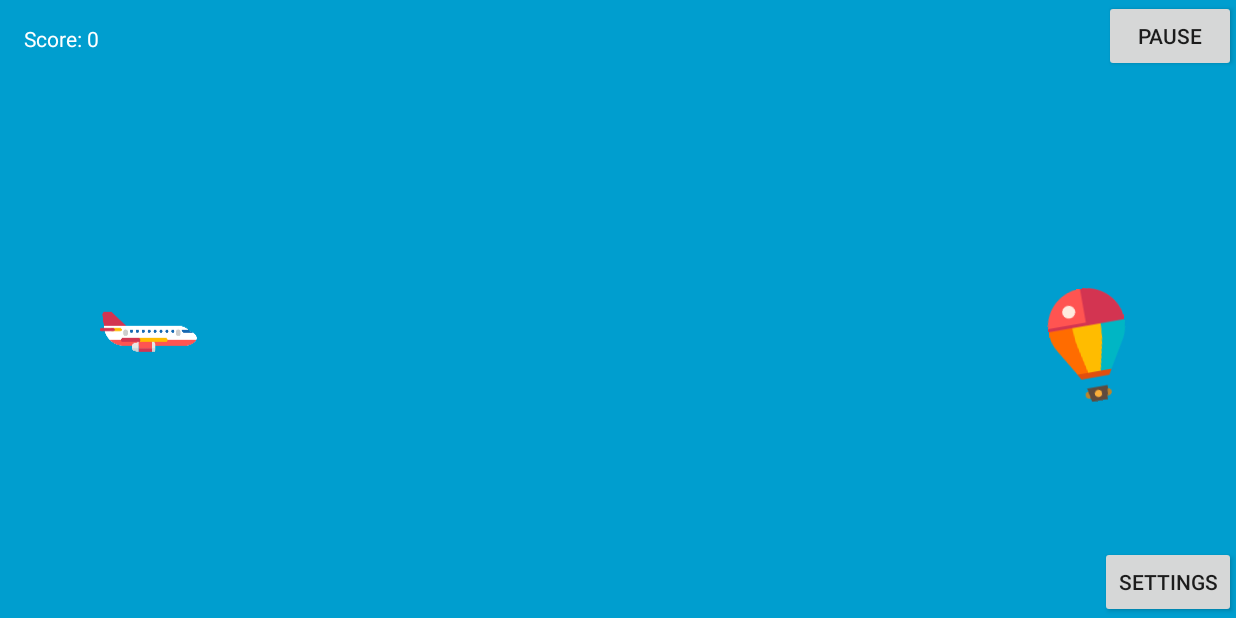
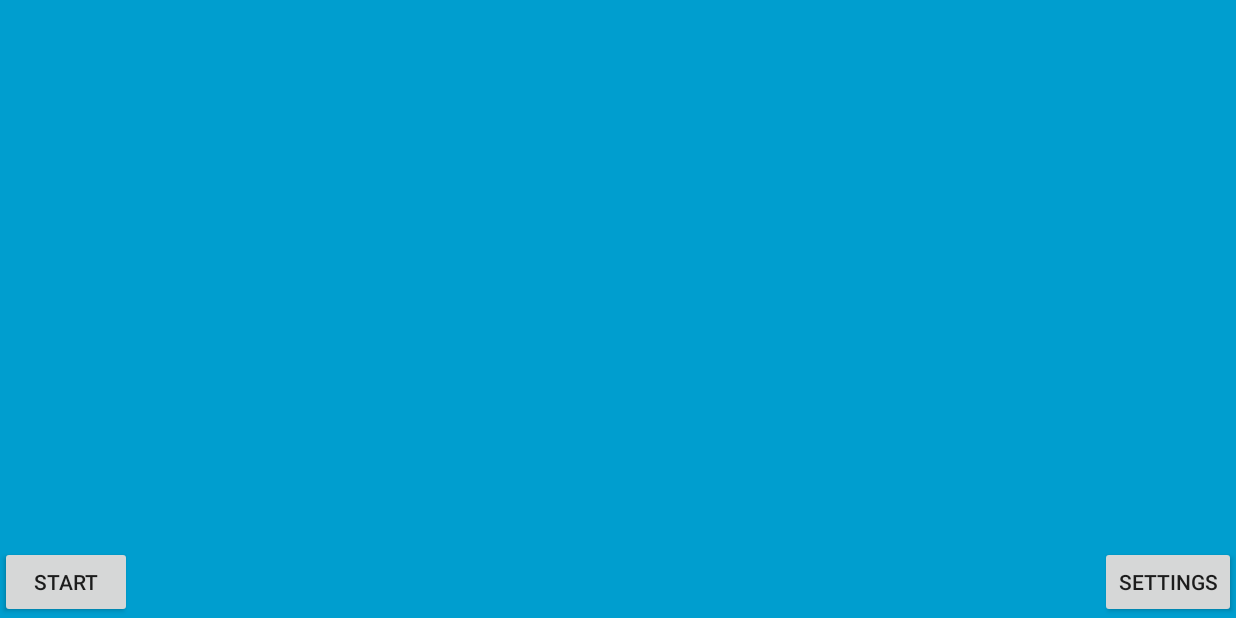
Before and after one commit to jeka3230/android-fintech-school, an Android app: the first screen one second after launch (MainActivity), on a phone screen of 824 x 412 dp (held sideways). Run offline under Robolectric (Android 15) with nearby library versions, the phone set to English and light mode, and no system bars.

Commit message:
Second Task is done

```diff
--- a/lesson 3-4/src/main/java/ru/tinkoff/cake/LicenceManager.java
+++ /dev/null
@@ -1,14 +0,0 @@
-package ru.tinkoff.cake;
-
-import android.content.Context;
-
-public class LicenceManager {
-
-    public LicenceManager(Context context) {
-        // do nothing
-    }
-
-    public boolean isUserCanPlay() {
-        return true;
-    }
-}
--- a/lesson 3-4/src/main/res/layout/activity_main.xml
+++ b/lesson 3-4/src/main/res/layout/activity_main.xml
@@ -35,7 +35,8 @@
         android:layout_width="wrap_content"
         android:layout_gravity="right"
         android:text="@string/pause"
-        android:layout_height="wrap_content" />
+        android:layout_height="wrap_content"
+        android:visibility="gone"/>
 
     <Button
         android:id="@+id/main_btn_settings"
@@ -44,4 +45,11 @@
         android:text="@string/settings"
         android:layout_height="wrap_content" />
 
+    <Button
+        android:id="@+id/main_btn_start"
+        android:layout_width="wrap_content"
+        android:layout_gravity="left|bottom"
+        android:text="@string/start"
+        android:layout_height="wrap_content" />
+
 </FrameLayout>
--- a/lesson 3-4/src/main/res/values/strings.xml
+++ b/lesson 3-4/src/main/res/values/strings.xml
@@ -8,6 +8,7 @@
     <string name="label_repeat">Repeat</string>
     <string name="label_app_is_locked">Consider buying full version!</string>
     <string name="label_choose">Choose</string>
-    <string name="pause">pause</string>
-    <string name="settings">settings</string>
+    <string name="pause">Pause</string>
+    <string name="settings">Settings</string>
+    <string name="start">Start</string>
 </resources>
--- a/settings.gradle
+++ b/settings.gradle
@@ -1,5 +1 @@
-//<<<<<<< HEAD
-//include ':lesson 1-2'
-
-//include ':lesson 1-2', 'lesson 3-4'
-//>>>>>>> 16c5c4eaff4e7481462fb061ce944e0afd4d38c3
+include ':lesson 1-2', 'lesson 3-4'
```
Also changed, not shown: lesson 3-4/build.gradle (+27 -5 lines), lesson 3-4/src/main/java/ru/tinkoff/cake/activity/MainActivity.java (+46 -12 lines), 4 other files.
